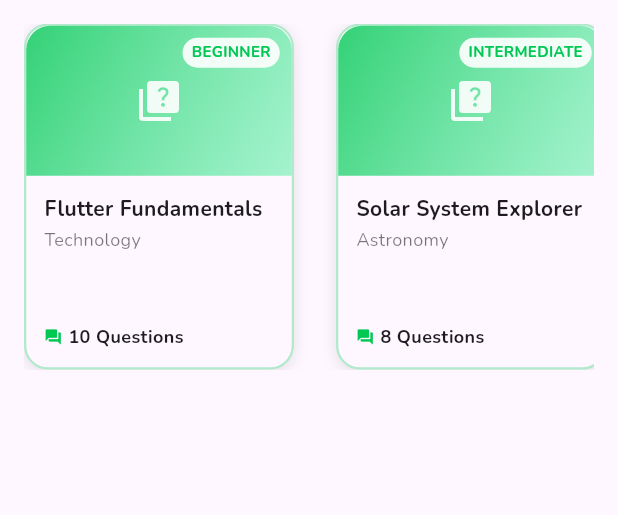
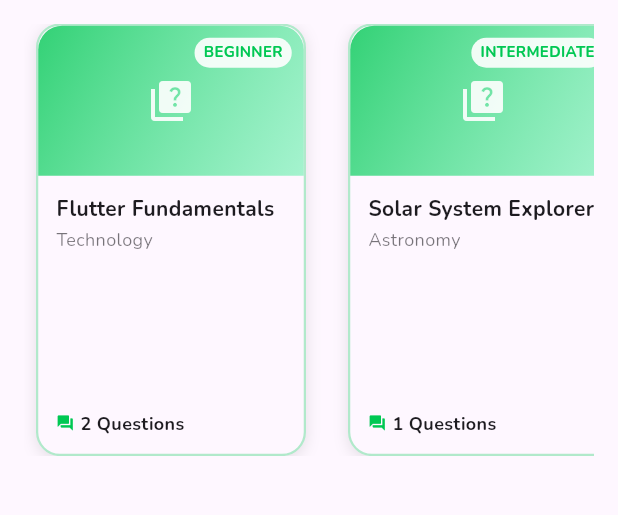
Before and after one commit to feliciajennifer/Quiz-App, a Flutter app: the HomePage screen opened directly, on a phone screen of 412 x 824 dp, the part 410-925 px from its top. Run offline on Flutter 3.47's test engine with Material 3 defaults, Android fonts, the phone set to English and light mode, and no system bars.

Commit message:
feat: membuat responsif, menghapus fitur durasi

```diff
--- a/lib/pages/home_page.dart
+++ b/lib/pages/home_page.dart
@@ -15,6 +15,9 @@ class HomePage extends StatelessWidget {
     final userModel = Provider.of<UserModel>(context);
     final quizModel = Provider.of<QuizModel>(context);
     final themeModel = Provider.of<ThemeModel>(context);
+    final screenHeight = MediaQuery.of(context).size.height;
+    final screenWidth = MediaQuery.of(context).size.width;
+    final isLandscape = screenWidth > screenHeight;
 
     return Scaffold(
       backgroundColor: Theme.of(context).scaffoldBackgroundColor,
@@ -184,7 +187,7 @@ class HomePage extends StatelessWidget {
             SizedBox(height: AppDimensions.getMediumPadding(context)),
 
             SizedBox(
-              height: MediaQuery.of(context).size.height * 0.28,
+              height: _getQuizListHeight(context, isLandscape),
               child: ListView.builder(
                 scrollDirection: Axis.horizontal,
                 itemCount: popularQuizzes.length,
@@ -195,6 +198,7 @@ class HomePage extends StatelessWidget {
                       right: index == popularQuizzes.length - 1
                           ? 0
                           : AppDimensions.getMediumPadding(context),
+                      left: index == 0 ? AppDimensions.getSmallPadding(context) : 0,
                     ),
                     child: QuizCard(
                       quiz: quiz,
@@ -212,4 +216,20 @@ class HomePage extends StatelessWidget {
       ),
     );
   }
+
+  double _getQuizListHeight(BuildContext context, bool isLandscape) {
+    final screenHeight = MediaQuery.of(context).size.height;
+    final screenWidth = MediaQuery.of(context).size.width;
+
+    if (isLandscape) {
+      if (screenWidth < 600) return screenHeight * 0.45;
+      if (screenWidth < 900) return screenHeight * 0.50;
+      return screenHeight * 0.55;
+    }
+
+    // Portrait mode
+    if (screenHeight < 600) return screenHeight * 0.30;
+    if (screenHeight < 800) return screenHeight * 0.32;
+    return screenHeight * 0.35;
+  }
 }
--- a/lib/utils/quiz_data.dart
+++ b/lib/utils/quiz_data.dart
@@ -4,8 +4,7 @@ List<Map<String, dynamic>> allQuizzes = [
     'title': 'Flutter Fundamentals',
     'category': 'Technology',
     'image': 'assets/images/flutter_quiz.jpg',
-    'questionCount': 10,
-    'duration': 15,
+    'questionCount': 2,
     'description': 'Test your knowledge about Flutter framework, Dart programming language, and mobile app development concepts. Perfect for beginners and intermediate developers.',
     'difficulty': 'Beginner',
     'questions': [
@@ -36,8 +35,7 @@ List<Map<String, dynamic>> allQuizzes = [
     'title': 'Computer Science Fundamentals',
     'category': 'Technology',
     'image': 'assets/images/cs_quiz.jpg',
-    'questionCount': 10,
-    'duration': 15,
+    'questionCount': 1,
     'description': 'Test your knowledge of computer science concepts and programming principles.',
     'difficulty': 'Intermediate',
     'questions': [
@@ -58,8 +56,7 @@ List<Map<String, dynamic>> allQuizzes = [
     'title': 'Solar System Explorer',
     'category': 'Astronomy',
     'image': 'assets/images/space_quiz.jpg',
-    'questionCount': 8,
-    'duration': 12,
+    'questionCount': 1,
     'description': 'Explore the wonders of our solar system and beyond. Learn about planets, stars, and cosmic phenomena.',
     'difficulty': 'Intermediate',
     'questions': [
@@ -80,8 +77,7 @@ List<Map<String, dynamic>> allQuizzes = [
     'title': 'Biology Basics',
     'category': 'Science',
     'image': 'assets/images/biology_quiz.jpg',
-    'questionCount': 8,
-    'duration': 12,
+    'questionCount': 1,
     'description': 'Explore the fundamentals of biology, from cells to ecosystems.',
     'difficulty': 'Beginner',
     'questions': [
@@ -102,8 +98,7 @@ List<Map<String, dynamic>> allQuizzes = [
     'title': 'Chemistry Elements',
     'category': 'Science',
     'image': 'assets/images/chemistry_quiz.jpg',
-    'questionCount': 9,
-    'duration': 14,
+    'questionCount': 1,
     'description': 'Test your knowledge of chemical elements and periodic table.',
     'difficulty': 'Intermediate',
     'questions': [
@@ -121,11 +116,10 @@ List<Map<String, dynamic>> allQuizzes = [
   },
   {
     'id': '6',
-    'title': 'World Geography Challenge',
+    'title': 'World Geography',
     'category': 'Geography',
     'image': 'assets/images/geography_quiz.jpg',
-    'questionCount': 12,
-    'duration': 18,
+    'questionCount': 1,
     'description': 'Test your knowledge of world geography, countries, capitals, landmarks, and cultural facts.',
     'difficulty': 'Intermediate',
     'questions': [
@@ -143,11 +137,10 @@ List<Map<String, dynamic>> allQuizzes = [
   },
   {
     'id': '7',
-    'title': 'Basic Mathematics Quiz',
+    'title': 'Basic Mathematics',
     'category': 'Mathematics',
     'image': 'assets/images/math_quiz.jpg',
-    'questionCount': 6,
-    'duration': 10,
+    'questionCount': 1,
     'description': 'A fun quiz covering basic arithmetic, algebra, and geometry concepts. Perfect for refreshing your math skills.',
     'difficulty': 'Beginner',
     'questions': [
@@ -165,11 +158,10 @@ List<Map<String, dynamic>> allQuizzes = [
   },
   {
     'id': '8',
-    'title': 'Ancient History Adventure',
+    'title': 'Ancient History',
     'category': 'History',
     'image': 'assets/images/history_quiz.jpg',
-    'questionCount': 10,
-    'duration': 15,
+    'questionCount': 1,
     'description': 'Journey through ancient civilizations and historical events that shaped our world.',
     'difficulty': 'Intermediate',
     'questions': [
--- a/lib/widgets/quiz_card.dart
+++ b/lib/widgets/quiz_card.dart
@@ -14,21 +14,23 @@ class QuizCard extends StatelessWidget {
   @override
   Widget build(BuildContext context) {
     final screenWidth = MediaQuery.of(context).size.width;
+    final screenHeight = MediaQuery.of(context).size.height;
+    final isLandscape = screenWidth > screenHeight;
 
-    final cardWidth = _getCardWidth(screenWidth);
-    final imageHeight = _getImageHeight(screenWidth);
-    final fontSizeSmall = _getFontSizeSmall(screenWidth);
-    final fontSizeMedium = _getFontSizeMedium(screenWidth);
-    final iconSize = _getIconSize(screenWidth);
+    final cardWidth = _getCardWidth(screenWidth, isLandscape);
+    final imageHeight = _getImageHeight(screenWidth, isLandscape);
+    final fontSizeSmall = _getFontSizeSmall(screenWidth, isLandscape);
+    final fontSizeMedium = _getFontSizeMedium(screenWidth, isLandscape);
+    final iconSize = _getIconSize(screenWidth, isLandscape);
 
     return GestureDetector(
       onTap: onTap,
       child: Container(
         width: cardWidth,
-        margin: EdgeInsets.only(right: _getCardSpacing(screenWidth)),
+        margin: EdgeInsets.only(right: _getCardSpacing(screenWidth, isLandscape)),
         decoration: BoxDecoration(
           color: Theme.of(context).cardColor,
-          borderRadius: BorderRadius.circular(_getCardRadius(screenWidth)),
+          borderRadius: BorderRadius.circular(_getCardRadius(screenWidth, isLandscape)),
           boxShadow: [
             BoxShadow(
               color: Colors.black.withOpacity(0.1),
@@ -49,8 +51,8 @@ class QuizCard extends StatelessWidget {
               width: double.infinity,
               decoration: BoxDecoration(
                 borderRadius: BorderRadius.only(
-                  topLeft: Radius.circular(_getCardRadius(screenWidth)),
-                  topRight: Radius.circular(_getCardRadius(screenWidth)),
+                  topLeft: Radius.circular(_getCardRadius(screenWidth, isLandscape)),
+                  topRight: Radius.circular(_getCardRadius(screenWidth, isLandscape)),
                 ),
                 gradient: LinearGradient(
                   colors: [
@@ -100,7 +102,7 @@ class QuizCard extends StatelessWidget {
             // Quiz Info
             Expanded(
               child: Padding(
-                padding: EdgeInsets.all(_getContentPadding(screenWidth)),
+                padding: EdgeInsets.all(_getContentPadding(screenWidth, isLandscape)),
                 child: Column(
                   crossAxisAlignment: CrossAxisAlignment.start,
                   mainAxisAlignment: MainAxisAlignment.spaceBetween,
@@ -162,54 +164,101 @@ class QuizCard extends StatelessWidget {
     );
   }
 
-  double _getCardWidth(double screenWidth) {
+  double _getCardWidth(double screenWidth, bool isLandscape) {
+    if (isLandscape) {
+      if (screenWidth < 600) return 160.0;
+      if (screenWidth < 900) return 180.0;
+      return 200.0;
+    }
+
     if (screenWidth < 360) return 140.0;
     if (screenWidth < 400) return 160.0;
     if (screenWidth < 600) return 180.0;
-    return 200.0;
+    if (screenWidth < 900) return 200.0;
+    return 220.0;
   }
 
-  double _getImageHeight(double screenWidth) {
+  double _getImageHeight(double screenWidth, bool isLandscape) {
+    if (isLandscape) {
+      if (screenWidth < 600) return 90.0;
+      if (screenWidth < 900) return 100.0;
+      return 110.0;
+    }
+
     if (screenWidth < 360) return 80.0;
     if (screenWidth < 400) return 90.0;
     if (screenWidth < 600) return 100.0;
+    if (screenWidth < 900) return 110.0;
     return 120.0;
   }
 
-  double _getCardRadius(double screenWidth) {
+  double _getCardRadius(double screenWidth, bool isLandscape) {
+    if (isLandscape) {
+      return 12.0;
+    }
+
     if (screenWidth < 360) return 10.0;
     if (screenWidth < 400) return 12.0;
     return 16.0;
   }
 
-  double _getContentPadding(double screenWidth) {
+  double _getContentPadding(double screenWidth, bool isLandscape) {
+    if (isLandscape) {
+      if (screenWidth < 600) return 8.0;
+      return 10.0;
+    }
+
     if (screenWidth < 360) return 8.0;
     if (screenWidth < 400) return 10.0;
     return 12.0;
   }
 
-  double _getCardSpacing(double screenWidth) {
+  double _getCardSpacing(double screenWidth, bool isLandscape) {
+    if (isLandscape) {
+      if (screenWidth < 600) return 8.0;
+      return 10.0;
+    }
+
     if (screenWidth < 360) return 8.0;
     if (screenWidth < 400) return 10.0;
     return 12.0;
   }
 
-  double _getFontSizeSmall(double screenWidth) {
+  double _getFontSizeSmall(double screenWidth, bool isLandscape) {
+    if (isLandscape) {
+      if (screenWidth < 600) return 10.0;
+      return 11.0;
+    }
+
     if (screenWidth < 360) return 10.0;
     if (screenWidth < 400) return 11.0;
-    return 12.0;
+    if (screenWidth < 600) return 12.0;
+    return 13.0;
   }
 
-  double _getFontSizeMedium(double screenWidth) {
+  double _getFontSizeMedium(double screenWidth, bool isLandscape) {
+    if (isLandscape) {
+      if (screenWidth < 600) return 12.0;
+      return 13.0;
+    }
+
     if (screenWidth < 360) return 12.0;
     if (screenWidth < 400) return 13.0;
-    return 14.0;
+    if (screenWidth < 600) return 14.0;
+    return 15.0;
   }
 
-  double _getIconSize(double screenWidth) {
+  double _getIconSize(double screenWidth, bool isLandscape) {
+    if (isLandscape) {
+      if (screenWidth < 600) return 28.0;
+      if (screenWidth < 900) return 32.0;
+      return 34.0;
+    }
+
     if (screenWidth < 360) return 24.0;
     if (screenWidth < 400) return 28.0;
     if (screenWidth < 600) return 32.0;
+    if (screenWidth < 900) return 34.0;
     return 36.0;
   }
 }
```
